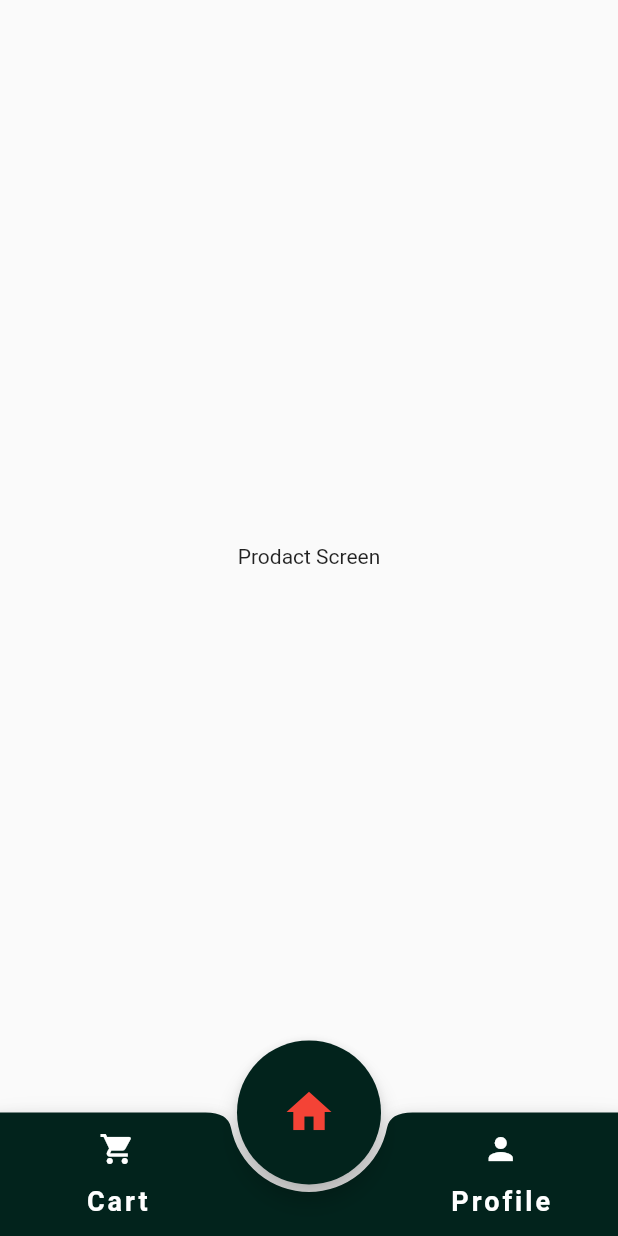
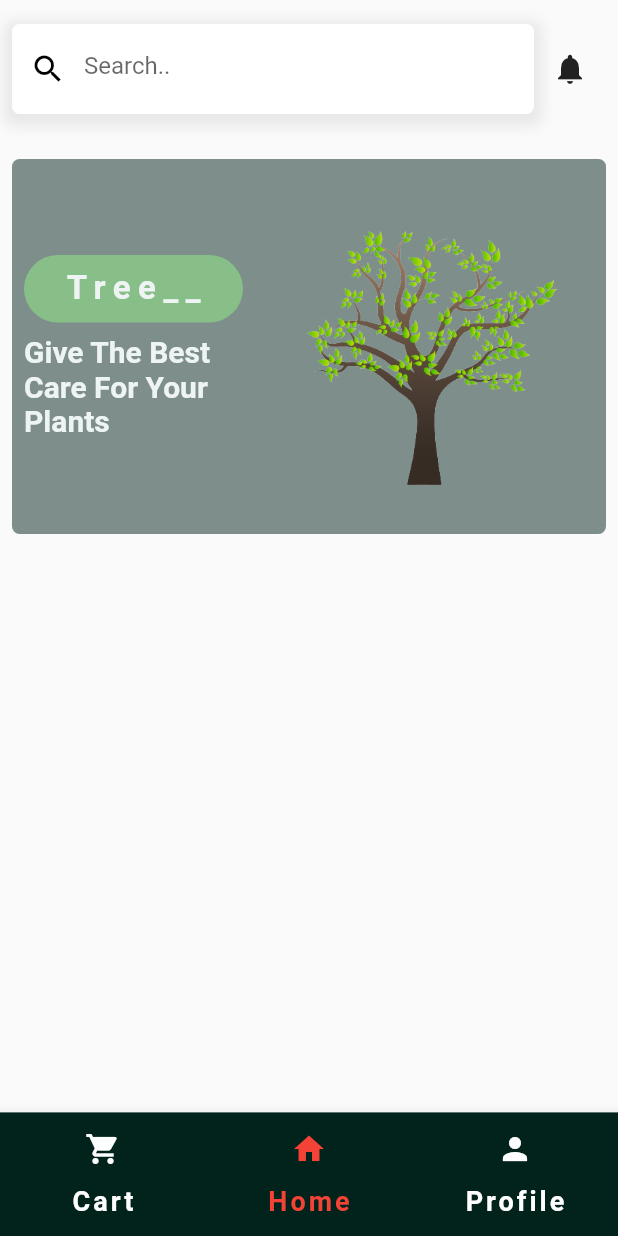
Before and after one commit to rowjoy/tree_shop_ecommerce_with_provider, a Flutter app: the BaseLayoutScreen screen opened directly, on a phone screen of 412 x 824 dp. Run offline on Flutter 3.47's test engine with Material 2 defaults, Android fonts, the phone set to English and light mode, and no system bars; our stand-ins replace flutter_svg, hexcolor.

Commit message:
Prodact screen dersign

```diff
--- a/lib/modules/screen_layout/base_screen_layout.dart
+++ b/lib/modules/screen_layout/base_screen_layout.dart
@@ -26,18 +26,18 @@ class _BaseLayoutScreenState extends State<BaseLayoutScreen> {
   @override
   Widget build(BuildContext context) {
     return Scaffold(
-    floatingActionButtonLocation: FloatingActionButtonLocation.centerDocked,
-    floatingActionButton: FloatingActionButton.large(
-      onPressed: (){
-        setState(() {
-          selectPage = 1;
-        });
-      },
-        backgroundColor: HexColor(AppColors.greenColor),
-        child: Center(
-          child: Icon(Icons.home ,color: selectPage == 1 ? Colors.red : Colors.white ,),
-        ) ,
-      ),
+    // floatingActionButtonLocation: FloatingActionButtonLocation.centerDocked,
+    // floatingActionButton: FloatingActionButton.large(
+    //   onPressed: (){
+    //     setState(() {
+    //       selectPage = 1;
+    //     });
+    //   },
+    //     backgroundColor: HexColor(AppColors.greenColor),
+    //     child: Center(
+    //       child: Icon(Icons.home ,color: selectPage == 1 ? Colors.red : Colors.white ,),
+    //     ) ,
+    //   ),
       bottomNavigationBar: BottomAppBar(
         color: HexColor(AppColors.greenColor),
         shape: CircularNotchedRectangle(),
@@ -46,7 +46,7 @@ class _BaseLayoutScreenState extends State<BaseLayoutScreen> {
           mainAxisAlignment: MainAxisAlignment.spaceAround,
           children: [
              tapButton(context, "Cart", Icons.shopping_cart , 0),
-             SizedBox(width: MediaQuery.of(context).size.width / 9,),
+             tapButton(context, "Home", Icons.home, 1),
              tapButton(context, "Profile", Icons.person , 2),
           ],
         ),
--- a/lib/modules/views/prodact_screen.dart
+++ b/lib/modules/views/prodact_screen.dart
@@ -1,4 +1,11 @@
+
+
+// ignore_for_file: prefer_const_constructors
+
 import 'package:flutter/material.dart';
+import 'package:flutter_svg/flutter_svg.dart';
+import 'package:hexcolor/hexcolor.dart';
+import 'package:tree_shop/core/colors.dart';
 
 
 class ProdactScreen extends StatefulWidget {
@@ -12,12 +19,107 @@ class _ProdactScreenState extends State<ProdactScreen> {
   @override
   Widget build(BuildContext context) {
     return Scaffold(
+      //backgroundColor: HexColor(AppColors.seGreenColor).withOpacity(0.3),
       body: SafeArea(
-        child: Center(
-          child: Container(
-            child: Text("Prodact Screen"),
+        child: Padding(
+          padding: const EdgeInsets.only(left: 8,right: 8, top: 16),
+          child: Column(
+            children: [
+               Row(
+                 mainAxisAlignment: MainAxisAlignment.spaceBetween,
+                 children: [
+                  Expanded(
+                     child: Container(
+                       height: 60,
+                       //width: MediaQuery.of(context).size.width / 1.3,
+                       decoration: BoxDecoration(
+                         color: Colors.white,
+                         borderRadius: BorderRadius.circular(5),
+                         boxShadow: [
+                          BoxShadow(
+                            color: Colors.grey.withOpacity(0.2),
+                            spreadRadius: 5,
+                            blurRadius: 7,
+                            offset: Offset(0, 3), // changes position of shadow
+                          ),
+                        ],
+                       ),
+                       child: Center(
+                         child: TextField(
+                           decoration: InputDecoration(
+                             prefixIcon: Icon(Icons.search,color: Colors.black,),
+                             hintText: "Search..",
+                             border: InputBorder.none,
+                           ),
+                         ),
+                       ),
+                     ),
+                   ),
+                   IconButton(
+                    onPressed: (){},
+                    icon: Icon(Icons.notifications),
+                  ),
+                 ],
+               ),
+               SizedBox(height: 30,),
+               Container(
+                 height: 250,
+                 width: MediaQuery.of(context).size.width,
+                 decoration: BoxDecoration(
+                   color: HexColor(AppColors.greenColor).withOpacity(0.5),
+                   borderRadius: BorderRadius.circular(5),
+                 ),
+                 child: Padding(
+                   padding: const EdgeInsets.all(8.0),
+                   child: Row(
+                     children: [
+                        Expanded(
+                          child: Column(
+                             mainAxisAlignment: MainAxisAlignment.center,
+                             crossAxisAlignment: CrossAxisAlignment.start,
+                             children: [
+                               Container(
+                                 height: 45,
+                                 width: 150,
+                                  decoration: BoxDecoration(
+                                     color: HexColor(AppColors.seGreenColor).withOpacity(0.5),
+                                     borderRadius: BorderRadius.circular(30),
+                                  ),
+                                  child: Center(
+                                    child: Text(
+                                      "Tree__",
+                                      style: TextStyle(
+                                        fontSize: 22,
+                                        fontWeight: FontWeight.bold,
+                                        color: HexColor(AppColors.whiteColor),
+                                        letterSpacing: 5,
+                                      ),
+                                    ),
+                                  ),
+                               ),
+                               SizedBox(height: 8,),
+                               Text(
+                                  "Give The Best Care For Your Plants",
+                                  style: TextStyle(
+                                    fontSize: 20,
+                                    fontWeight: FontWeight.w600,
+                                    color: HexColor(AppColors.whiteColor),
+                                  ),
+                                ),
+                             ],
+                           ),
+                        ),
+                      AspectRatio(
+                        aspectRatio: 1,
+                        child: Image.asset("assets/images/onboard_tree.png",),
+                      ),
+                     ],
+                   ),
+                 ),
+               )
+            ],
           ),
-        )
+        ),
       ),
     );
   }
```
